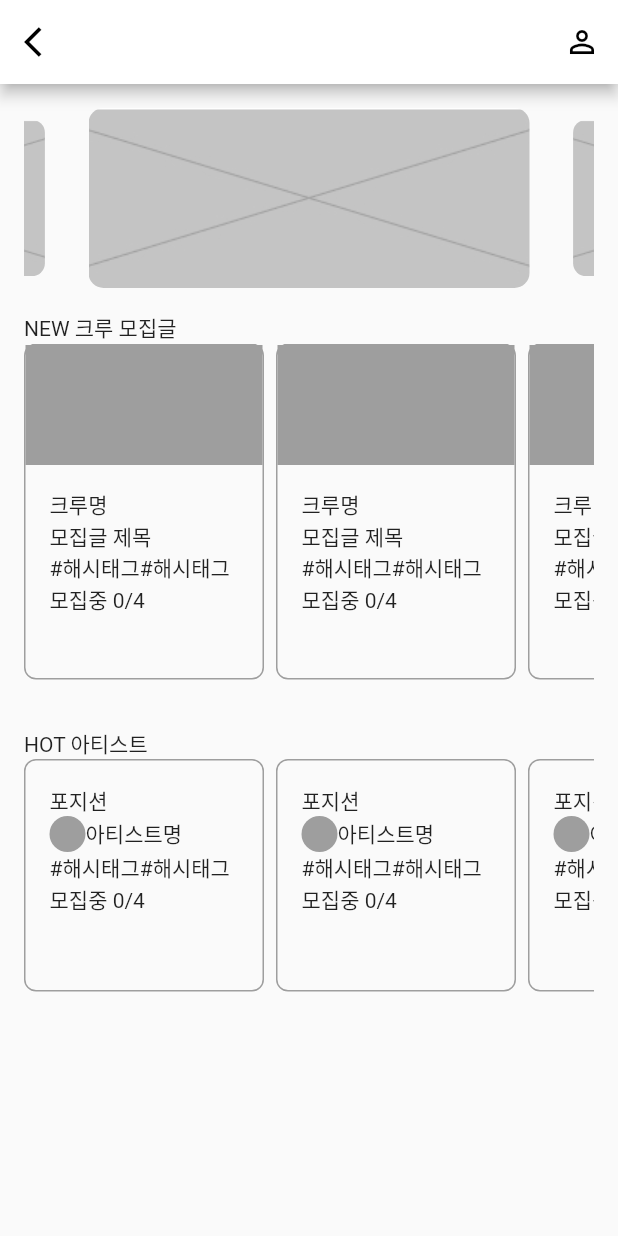
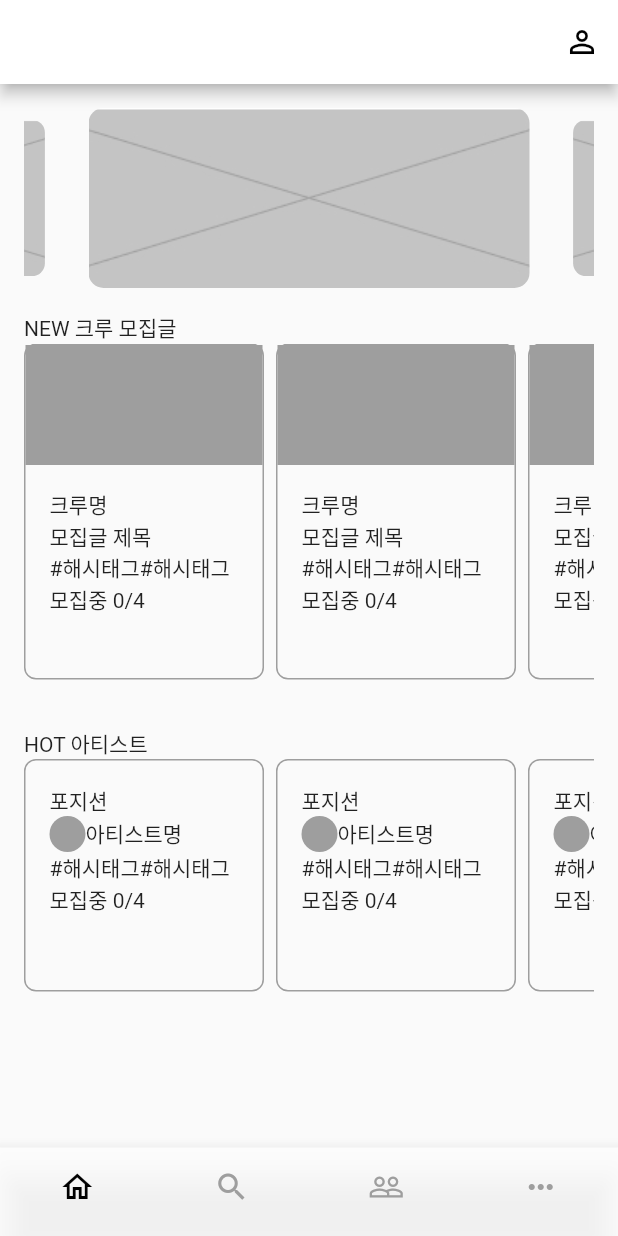
Before and after one commit to zvdrvk/ontheground, a Flutter app: the HomePage screen opened directly, on a phone screen of 412 x 824 dp. Run offline on Flutter 3.47's test engine with Material 2 defaults, Android fonts, the phone set to English and light mode, and no system bars; drawn by our look-alikes of carousel_slider; our stand-ins replace cloud_firestore, firebase_auth, firebase_core; accounts and stored records are empty.

Commit message:
메인페이지 바텀네비게이션

```diff
--- a/lib/main.dart
+++ b/lib/main.dart
@@ -207,6 +207,7 @@ class HomePage extends StatefulWidget {
 
 class _HomePageState extends State<HomePage> {
   TextEditingController jobController = TextEditingController();
+  int currentIndex = 0;
 
   @override
   Widget build(BuildContext context) {
@@ -217,13 +218,6 @@ class _HomePageState extends State<HomePage> {
         return Scaffold(
           appBar: AppBar(
             backgroundColor: Colors.white,
-            leading: IconButton(
-              icon: Icon(
-                Icons.arrow_back_ios,
-                color: Colors.black,
-              ),
-              onPressed: () {},
-            ),
             actions: [
               IconButton(
                 icon: Icon(
@@ -235,175 +229,72 @@ class _HomePageState extends State<HomePage> {
             ],
           ),
           body: SafeArea(
-            child: ListView(
-              padding: const EdgeInsets.all(16.0),
+            child: IndexedStack(
+              index: currentIndex,
               children: [
-                Container(
-                  child: CarouselSlider(
-                    options: CarouselOptions(
-                      height: 120.0,
-                      aspectRatio: 16 / 9,
-                      viewportFraction: 0.8,
-                      initialPage: 0,
-                      enableInfiniteScroll: true,
-                      reverse: false,
-                      autoPlay: true,
-                      autoPlayInterval: Duration(seconds: 3),
-                      autoPlayAnimationDuration: Duration(milliseconds: 800),
-                      autoPlayCurve: Curves.fastOutSlowIn,
-                      enlargeCenterPage: true,
-                      scrollDirection: Axis.horizontal,
+                OtgHomePage(),
+                OtgSearchPage(),
+                OtgCrewPage(),
+                OtgEtcPage(),
+              ],
             ),
-                    items: imageList.map((image) {
-                      return Builder(
-                        builder: (BuildContext context) {
-                          return Container(
-                            width: MediaQuery.of(context).size.width,
-                            margin: EdgeInsets.symmetric(horizontal: 5.0),
-                            child: ClipRRect(
-                              borderRadius: BorderRadius.circular(10.0),
-                              child: image,
           ),
+          bottomNavigationBar: BottomNavigationBar(
+              currentIndex: currentIndex, // 현재 보여주는 탭
+              onTap: (newIndex) {
+                print("selected newIndex : $newIndex");
+                // 다른 페이지로 이동
+                setState(() {
+                  currentIndex = newIndex;
+                });
+              },
+              selectedItemColor: Colors.black, // 선택된 아이콘 색상
+              unselectedItemColor: Colors.grey, // 선택되지 않은 아이콘 색상
+              showSelectedLabels: false, // 선택된 항목 label 숨기기
+              showUnselectedLabels: false, // 선택되지 않은 항목 label 숨기기
+              type: BottomNavigationBarType.fixed, // 선택시 아이콘 움직이지 않기
+              backgroundColor: Colors.white.withOpacity(0.8),
+              items: [
+                BottomNavigationBarItem(
+                    icon: Icon(Icons.home_outlined), label: "홈"),
+                BottomNavigationBarItem(icon: Icon(Icons.search), label: "검색"),
+                BottomNavigationBarItem(
+                    icon: Icon(Icons.people_outline), label: "크루"),
+                BottomNavigationBarItem(
+                    icon: Icon(Icons.more_horiz), label: "홈"),
+              ]),
         );
       },
     );
-                    }).toList(),
-                  ),
-                ),
-                Container(
-                  padding: const EdgeInsets.symmetric(vertical: 16),
-                  child: Column(
-                    crossAxisAlignment: CrossAxisAlignment.start,
+  }
+}
+
+class OtgHomePage extends StatelessWidget {
+  const OtgHomePage({
+    Key? key,
+  }) : super(key: key);
+
+  @override
+  Widget build(BuildContext context) {
+    return ListView(
+      padding: const EdgeInsets.all(16.0),
       children: [
-                      Text('NEW 크루 모집글'),
-                      Container(
-                        height: 224,
-                        child: ListView(
-                          scrollDirection: Axis.horizontal,
-                          children: [
-                            Container(
-                              width: 160,
-                              decoration: BoxDecoration(
-                                border: Border.all(
-                                  width: 1,
-                                  color: Colors.grey,
-                                ),
-                                borderRadius: BorderRadius.all(
-                                  Radius.circular(8),
-                                ),
-                              ),
-                              child: Column(
-                                children: [
-                                  Container(
-                                    height: 80,
-                                    color: Colors.grey,
-                                  ),
-                                  Container(
-                                    padding: const EdgeInsets.all(16),
-                                    child: Column(
-                                      crossAxisAlignment:
-                                          CrossAxisAlignment.start,
-                                      children: [
-                                        Text('크루명'),
-                                        Text('모집글 제목'),
-                                        Row(
-                                          children: [
-                                            Text('#해시태그'),
-                                            Text('#해시태그'),
+        MainpageBanner(),
+        MainpageCrew(),
+        MainpageArtist(),
       ],
-                                        ),
-                                        Text('모집중 0/4'),
-                                      ],
-                                    ),
-                                  )
-                                ],
-                              ),
-                            ),
-                            SizedBox(width: 8),
-                            Container(
-                              width: 160,
-                              decoration: BoxDecoration(
-                                border: Border.all(
-                                  width: 1,
-                                  color: Colors.grey,
-                                ),
-                                borderRadius: BorderRadius.all(
-                                  Radius.circular(8),
-                                ),
-                              ),
-                              child: Column(
-                                children: [
-                                  Container(
-                                    height: 80,
-                                    color: Colors.grey,
-                                  ),
-                                  Container(
-                                    padding: const EdgeInsets.all(16),
-                                    child: Column(
-                                      crossAxisAlignment:
-                                          CrossAxisAlignment.start,
-                                      children: [
-                                        Text('크루명'),
-                                        Text('모집글 제목'),
-                                        Row(
-                                          children: [
-                                            Text('#해시태그'),
-                                            Text('#해시태그'),
-                                          ],
-                                        ),
-                                        Text('모집중 0/4'),
-                                      ],
-                                    ),
-                                  )
-                                ],
-                              ),
-                            ),
-                            SizedBox(width: 8),
-                            Container(
-                              width: 160,
-                              decoration: BoxDecoration(
-                                border: Border.all(
-                                  width: 1,
-                                  color: Colors.grey,
-                                ),
-                                borderRadius: BorderRadius.all(
-                                  Radius.circular(8),
-                                ),
-                              ),
-                              child: Column(
-                                children: [
-                                  Container(
-                                    height: 80,
-                                    color: Colors.grey,
-                                  ),
-                                  Container(
-                                    padding: const EdgeInsets.all(16),
-                                    child: Column(
-                                      crossAxisAlignment:
-                                          CrossAxisAlignment.start,
-                                      children: [
-                                        Text('크루명'),
-                                        Text('모집글 제목'),
-                                        Row(
-                                          children: [
-                                            Text('#해시태그'),
-                                            Text('#해시태그'),
-                                          ],
-                                        ),
-                                        Text('모집중 0/4'),
-                                      ],
-                                    ),
-                                  )
-                                ],
-                              ),
-                            ),
-                          ],
-                        ),
-                      )
-                    ],
-                  ),
-                ),
-                Container(
+    );
+  }
+}
+
+class MainpageArtist extends StatelessWidget {
+  const MainpageArtist({
+    Key? key,
+  }) : super(key: key);
+
+  @override
+  Widget build(BuildContext context) {
+    return Container(
       padding: const EdgeInsets.symmetric(vertical: 16),
       child: Column(
         crossAxisAlignment: CrossAxisAlignment.start,
@@ -526,12 +417,242 @@ class _HomePageState extends State<HomePage> {
           )
         ],
       ),
+    );
+  }
+}
+
+class MainpageCrew extends StatelessWidget {
+  const MainpageCrew({
+    Key? key,
+  }) : super(key: key);
+
+  @override
+  Widget build(BuildContext context) {
+    return Container(
+      padding: const EdgeInsets.symmetric(vertical: 16),
+      child: Column(
+        crossAxisAlignment: CrossAxisAlignment.start,
+        children: [
+          Text('NEW 크루 모집글'),
+          Container(
+            height: 224,
+            child: ListView(
+              scrollDirection: Axis.horizontal,
+              children: [
+                Container(
+                  width: 160,
+                  decoration: BoxDecoration(
+                    border: Border.all(
+                      width: 1,
+                      color: Colors.grey,
+                    ),
+                    borderRadius: BorderRadius.all(
+                      Radius.circular(8),
+                    ),
+                  ),
+                  child: Column(
+                    children: [
+                      Container(
+                        height: 80,
+                        color: Colors.grey,
+                      ),
+                      Container(
+                        padding: const EdgeInsets.all(16),
+                        child: Column(
+                          crossAxisAlignment: CrossAxisAlignment.start,
+                          children: [
+                            Text('크루명'),
+                            Text('모집글 제목'),
+                            Row(
+                              children: [
+                                Text('#해시태그'),
+                                Text('#해시태그'),
+                              ],
+                            ),
+                            Text('모집중 0/4'),
+                          ],
+                        ),
+                      )
+                    ],
+                  ),
+                ),
+                SizedBox(width: 8),
+                Container(
+                  width: 160,
+                  decoration: BoxDecoration(
+                    border: Border.all(
+                      width: 1,
+                      color: Colors.grey,
+                    ),
+                    borderRadius: BorderRadius.all(
+                      Radius.circular(8),
+                    ),
+                  ),
+                  child: Column(
+                    children: [
+                      Container(
+                        height: 80,
+                        color: Colors.grey,
+                      ),
+                      Container(
+                        padding: const EdgeInsets.all(16),
+                        child: Column(
+                          crossAxisAlignment: CrossAxisAlignment.start,
+                          children: [
+                            Text('크루명'),
+                            Text('모집글 제목'),
+                            Row(
+                              children: [
+                                Text('#해시태그'),
+                                Text('#해시태그'),
+                              ],
+                            ),
+                            Text('모집중 0/4'),
+                          ],
+                        ),
+                      )
+                    ],
+                  ),
+                ),
+                SizedBox(width: 8),
+                Container(
+                  width: 160,
+                  decoration: BoxDecoration(
+                    border: Border.all(
+                      width: 1,
+                      color: Colors.grey,
+                    ),
+                    borderRadius: BorderRadius.all(
+                      Radius.circular(8),
+                    ),
+                  ),
+                  child: Column(
+                    children: [
+                      Container(
+                        height: 80,
+                        color: Colors.grey,
+                      ),
+                      Container(
+                        padding: const EdgeInsets.all(16),
+                        child: Column(
+                          crossAxisAlignment: CrossAxisAlignment.start,
+                          children: [
+                            Text('크루명'),
+                            Text('모집글 제목'),
+                            Row(
+                              children: [
+                                Text('#해시태그'),
+                                Text('#해시태그'),
+                              ],
+                            ),
+                            Text('모집중 0/4'),
+                          ],
+                        ),
+                      )
+                    ],
+                  ),
                 ),
               ],
             ),
+          )
+        ],
+      ),
+    );
+  }
+}
+
+class MainpageBanner extends StatelessWidget {
+  const MainpageBanner({
+    Key? key,
+  }) : super(key: key);
+
+  @override
+  Widget build(BuildContext context) {
+    return Container(
+      child: CarouselSlider(
+        options: CarouselOptions(
+          height: 120.0,
+          aspectRatio: 16 / 9,
+          viewportFraction: 0.8,
+          initialPage: 0,
+          enableInfiniteScroll: true,
+          reverse: false,
+          autoPlay: true,
+          autoPlayInterval: Duration(seconds: 3),
+          autoPlayAnimationDuration: Duration(milliseconds: 800),
+          autoPlayCurve: Curves.fastOutSlowIn,
+          enlargeCenterPage: true,
+          scrollDirection: Axis.horizontal,
+        ),
+        items: imageList.map((image) {
+          return Builder(
+            builder: (BuildContext context) {
+              return Container(
+                width: MediaQuery.of(context).size.width,
+                margin: EdgeInsets.symmetric(horizontal: 5.0),
+                child: ClipRRect(
+                  borderRadius: BorderRadius.circular(10.0),
+                  child: image,
                 ),
               );
             },
           );
+        }).toList(),
+      ),
+    );
   }
 }
+
+class OtgSearchPage extends StatelessWidget {
+  const OtgSearchPage({
+    Key? key,
+  }) : super(key: key);
+
+  @override
+  Widget build(BuildContext context) {
+    return ListView(
+      padding: const EdgeInsets.all(16.0),
+      children: [
+        MainpageBanner(),
+        MainpageCrew(),
+        MainpageArtist(),
+      ],
+    );
+  }
+}
+
+class OtgCrewPage extends StatelessWidget {
+  const OtgCrewPage({
+    Key? key,
+  }) : super(key: key);
+
+  @override
+  Widget build(BuildContext context) {
+    return ListView(
+      padding: const EdgeInsets.all(16.0),
+      children: [
+        MainpageBanner(),
+        MainpageCrew(),
+        MainpageArtist(),
+      ],
+    );
+  }
+}
+
+class OtgEtcPage extends StatelessWidget {
+  const OtgEtcPage({
+    Key? key,
+  }) : super(key: key);
+
+  @override
+  Widget build(BuildContext context) {
+    return ListView(
+      padding: const EdgeInsets.all(16.0),
+      children: [
+        MainpageBanner(),
+        MainpageCrew(),
+        MainpageArtist(),
+      ],
+    );
+  }
+}
```
Lines whose indentation alone changed are shown as unchanged.
